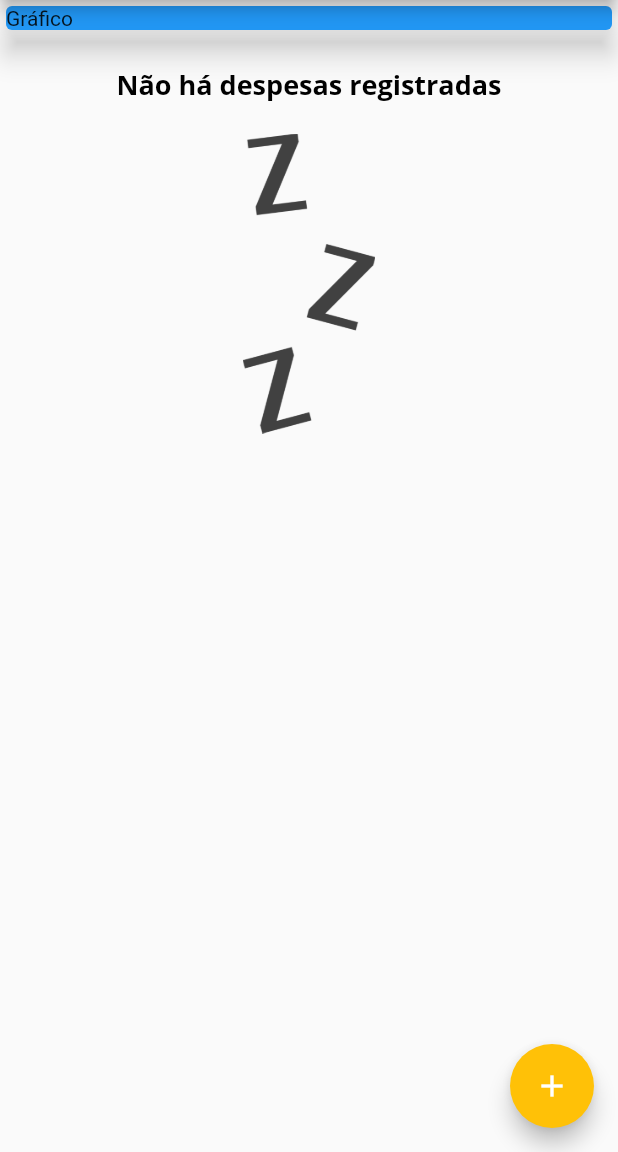
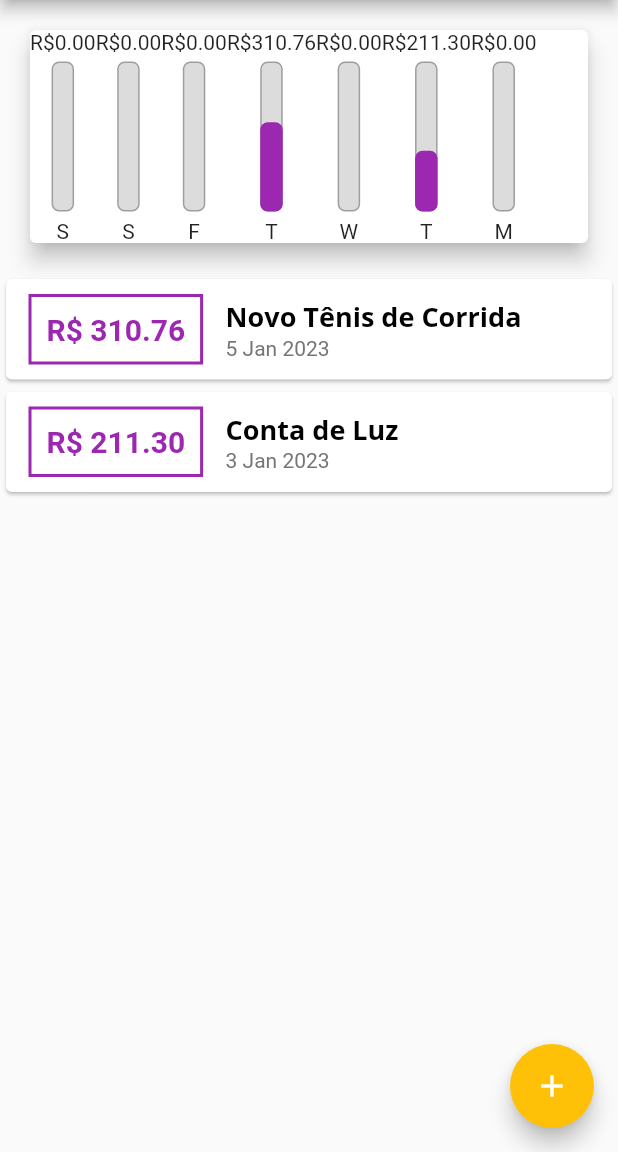
Before and after one commit to silvaalexsander/App-Expenses-Flutter, a Flutter app: the screen it shows after launch, on a phone screen of 412 x 824 dp, the part 84-1236 px from its top. Run offline on Flutter 3.47's test engine with Material 2 defaults, Android fonts, the phone set to English and light mode, and no system bars.

Commit message:
Finalizando ChartBar

```diff
--- /dev/null
+++ b/lib/components/chart.dart
@@ -0,0 +1,58 @@
+// ignore_for_file: prefer_const_literals_to_create_immutables, prefer_const_constructors, unused_local_variable
+import 'package:expenses/components/chart_bar.dart';
+import 'package:intl/intl.dart';
+import 'package:expenses/models/transaction.dart';
+import 'package:flutter/material.dart';
+
+class Chart extends StatelessWidget {
+  const Chart(this.recentTransactions, {super.key});
+
+  final List<Transaction> recentTransactions;
+
+  List<Map<String, Object>> get groupedTransactions {
+    return List.generate(7, (index) {
+      final weekDay = DateTime.now().subtract(
+        Duration(days: index),
+      );
+
+      double totalSum = 0.0;
+
+      for (var i = 0; i < recentTransactions.length; i++) {
+        bool sameDay = recentTransactions[i].date.day == weekDay.day;
+        bool sameMonth = recentTransactions[i].date.month == weekDay.month;
+        bool sameYear = recentTransactions[i].date.year == weekDay.year;
+        if (sameYear && sameDay && sameMonth) {
+          totalSum += recentTransactions[i].value;
+        }
+      }
+
+      return {
+        'day': DateFormat.E().format(weekDay)[0],
+        'value': totalSum,
+      };
+    });
+  }
+
+  double get _weekTotalValue {
+    return groupedTransactions.fold(0.0, (sum, tr) {
+      return sum + (tr['value'] as double);
+    });
+  }
+
+  @override
+  Widget build(BuildContext context) {
+    return Card(
+      elevation: 6,
+      margin: EdgeInsets.all(20),
+      child: Row(
+        children: groupedTransactions.map((tr) {
+          return ChartBar(
+            label: tr['day'] as String,
+            value: tr['value'] as double,
+            percentage: (tr['value'] as double) / _weekTotalValue,
+          );
+        }).toList(),
+      ),
+    );
+  }
+}
--- /dev/null
+++ b/lib/components/chart_bar.dart
@@ -0,0 +1,56 @@
+// ignore_for_file: prefer_const_constructors
+
+import 'package:flutter/material.dart';
+
+class ChartBar extends StatelessWidget {
+  final String? label;
+  final double? value;
+  final double? percentage;
+
+  const ChartBar({
+    this.label,
+    this.value,
+    this.percentage,
+    Key? key,
+  }) : super(key: key);
+
+  @override
+  Widget build(BuildContext context) {
+    return Column(
+      children: [
+        Text('R\$${value!.toStringAsFixed(2)}'),
+        SizedBox(height: 5),
+        Container(
+          height: 100,
+          width: 15,
+          child: Stack(
+            alignment: Alignment.bottomCenter,
+            children: [
+              Container(
+                decoration: BoxDecoration(
+                  border: Border.all(
+                    color: Colors.grey,
+                    width: 1.0,
+                  ),
+                  color: Color.fromRGBO(220, 220, 220, 1),
+                  borderRadius: BorderRadius.circular(5),
+                ),
+              ),
+              FractionallySizedBox(
+                heightFactor: percentage,
+                child: Container(
+                  decoration: BoxDecoration(
+                    color: Theme.of(context).colorScheme.primary,
+                    borderRadius: BorderRadius.circular(5),
+                  ),
+                ),
+              )
+            ],
+          ),
+        ),
+        SizedBox(height: 5),
+        Text(label!),
+      ],
+    );
+  }
+}
--- a/lib/main.dart
+++ b/lib/main.dart
@@ -4,6 +4,7 @@ import 'dart:math';
 import 'package:expenses/components/transaction_form.dart';
 import 'package:flutter/material.dart';
 
+import 'components/chart.dart';
 import 'components/transaction_list.dart';
 import 'models/transaction.dart';
 
@@ -47,19 +48,27 @@ class MyHomePage extends StatefulWidget {
 
 class _MyHomePageState extends State<MyHomePage> {
   final List<Transaction> _transactions = [
-    // Transaction(
-    //   id: 't1',
-    //   title: 'Novo Tênis de Corrida',
-    //   value: 310.76,
-    //   date: DateTime.now(),
-    // ),
-    // Transaction(
-    //   id: 't2',
-    //   title: 'Conta de Luz',
-    //   value: 211.30,
-    //   date: DateTime.now(),
-    // ),
+    Transaction(
+      id: 't1',
+      title: 'Novo Tênis de Corrida',
+      value: 310.76,
+      date: DateTime.now().subtract(Duration(days: 3)),
+    ),
+    Transaction(
+      id: 't2',
+      title: 'Conta de Luz',
+      value: 211.30,
+      date: DateTime.now().subtract(Duration(days: 5)),
+    ),
   ];
+
+  List<Transaction> get _recenteTransactions {
+    return _transactions.where((tr) {
+      return tr.date.isAfter(DateTime.now().subtract(Duration(
+        days: 7,
+      )));
+    }).toList();
+  }
 
   _openTransactionFormModal(BuildContext context) {
     showModalBottomSheet(
@@ -100,13 +109,7 @@ class _MyHomePageState extends State<MyHomePage> {
         child: Column(
           crossAxisAlignment: CrossAxisAlignment.stretch,
           children: <Widget>[
-            Container(
-              child: Card(
-                child: Text('Gráfico'),
-                elevation: 8,
-                color: Colors.blue,
-              ),
-            ),
+            Chart(_recenteTransactions),
             TransactionList(_transactions),
           ],
         ),
```
